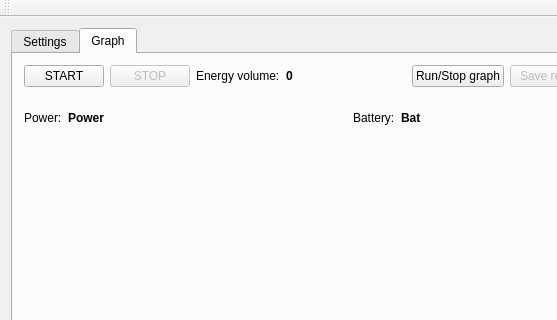
This is mainwindow.ui in ploop/DNA-battester as Qt 5 draws it before an edit; both pictures show x 0 to 557 and y 0 to 320 of the 700 by 685 pixel window. The edited form follows.
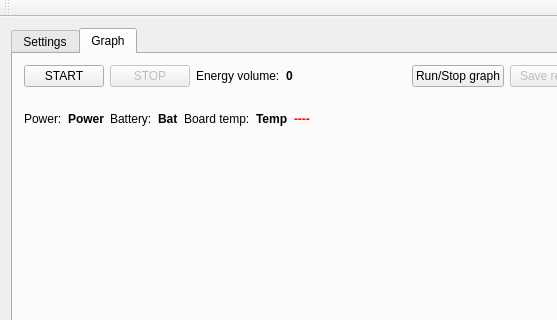
This is the edited form. The open tabs and pages were chosen to show the change. Icons and pictures are not drawn. Custom widgets are drawn as their Qt base class.

Commit message: Board temperature protection

Diff of the .ui file:
```diff
--- a/mainwindow.ui
+++ b/mainwindow.ui
@@ -703,19 +703,6 @@
               </property>
              </widget>
             </item>
-            <item>
-             <spacer name="horizontalSpacer_4">
-              <property name="orientation">
-               <enum>Qt::Horizontal</enum>
-              </property>
-              <property name="sizeHint" stdset="0">
-               <size>
-                <width>40</width>
-                <height>20</height>
-               </size>
-              </property>
-             </spacer>
-            </item>
            </layout>
           </item>
           <item>
@@ -752,6 +739,42 @@
               </property>
              </widget>
             </item>
+            <item>
+             <widget class="QLabel" name="label_18">
+              <property name="text">
+               <string>Board temp:</string>
+              </property>
+             </widget>
+            </item>
+            <item>
+             <widget class="QLabel" name="lbTemp">
+              <property name="font">
+               <font>
+                <weight>75</weight>
+                <bold>true</bold>
+               </font>
+              </property>
+              <property name="text">
+               <string>Temp</string>
+              </property>
+             </widget>
+            </item>
+            <item>
+             <widget class="QLabel" name="lbHot">
+              <property name="font">
+               <font>
+                <weight>75</weight>
+                <bold>true</bold>
+               </font>
+              </property>
+              <property name="styleSheet">
+               <string notr="true">color: rgb(255, 0, 0);</string>
+              </property>
+              <property name="text">
+               <string>----</string>
+              </property>
+             </widget>
+            </item>
             <item>
              <spacer name="horizontalSpacer_5">
               <property name="orientation">
```
The commit also changes 8 other files.
